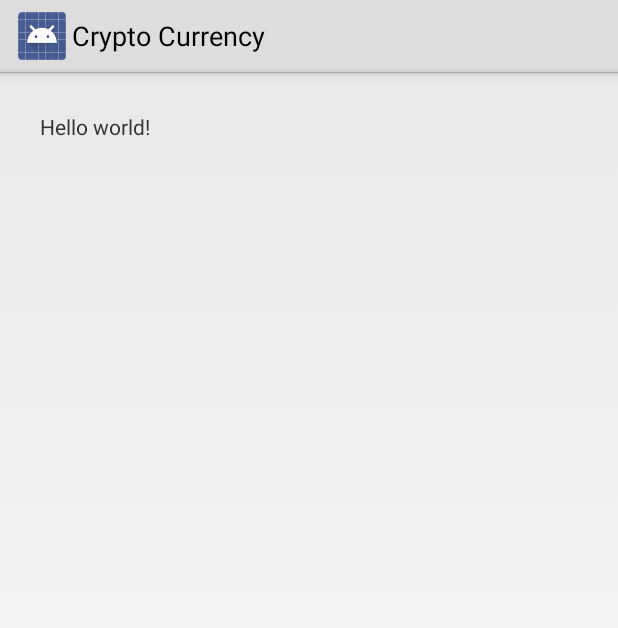
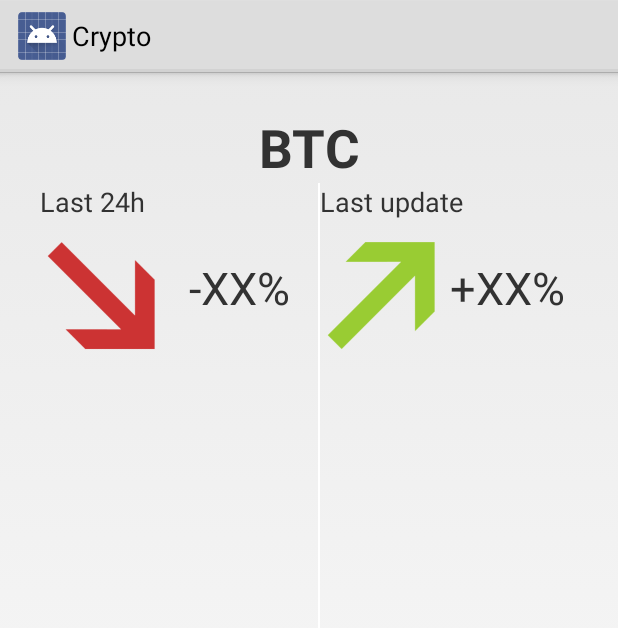
Before and after one commit to tajchert/GlassCryptoCurrency, an Android app: the layout live_card.xml on its own in the app's theme, with its tools: preview values and no code run, on a phone screen of 412 x 824 dp. Shown: the top 628 px of the screen. Run offline under Robolectric (Android 15) with nearby library versions, the phone set to English and light mode, and no system bars.

Commit message:
Graphics and layout for main card.

```diff
--- a/CryptoCurrency/app/src/main/res/layout/live_card.xml
+++ b/CryptoCurrency/app/src/main/res/layout/live_card.xml
@@ -3,11 +3,96 @@
     android:layout_width="match_parent"
     android:layout_height="match_parent"
     android:padding="@dimen/card_margin"
+    android:gravity="center_horizontal"
+    android:layout_gravity="center_horizontal"
     tools:context=".LiveCardService">
 
+
     <TextView
-        android:layout_width="wrap_content"
+        android:id="@+id/cryptoName"
+        android:layout_width="fill_parent"
         android:layout_height="wrap_content"
-        android:text="@string/hello_world" />
+        android:gravity="center_horizontal"
+        android:text="BTC"
+        android:textAllCaps="true"
+        android:textStyle="bold"
+        android:textSize="35sp" />
+
+    <RelativeLayout
+        android:id="@+id/left_site"
+        android:layout_width="185dp"
+        android:layout_height="fill_parent"
+        android:layout_below="@+id/cryptoName">
+        <TextView
+            android:id="@+id/textTopLeft"
+            android:layout_width="wrap_content"
+            android:layout_height="wrap_content"
+            android:layout_alignParentStart="true"
+            android:layout_alignParentLeft="true"
+            android:textSize="18sp"
+            android:text="Last 24h"/>
+        <ImageView
+            android:layout_width="80dp"
+            android:layout_height="80dp"
+            android:layout_marginTop="10dp"
+            android:id="@+id/arrowLeft"
+            android:src="@drawable/arrow_down_colour"
+            android:layout_below="@+id/textTopLeft"/>
+        <TextView
+            android:id="@+id/textLeft"
+            android:layout_width="wrap_content"
+            android:layout_height="wrap_content"
+            android:layout_below="@+id/textTopLeft"
+            android:layout_toRightOf="@+id/arrowLeft"
+            android:layout_alignBottom="@+id/arrowLeft"
+            android:layout_alignParentRight="true"
+            android:textSize="30sp"
+            android:gravity="center"
+            android:text="-XX%"/>
+
+    </RelativeLayout>
+
+    <TextView
+        android:id="@+id/separator"
+        android:layout_width="1dp"
+        android:layout_height="fill_parent"
+        android:layout_below="@+id/cryptoName"
+        android:layout_toRightOf="@+id/left_site"
+        android:background="#fff" />
+
+    <RelativeLayout
+        android:id="@+id/right_site"
+        android:layout_width="170dp"
+        android:layout_height="fill_parent"
+        android:layout_below="@+id/cryptoName"
+        android:layout_toRightOf="@+id/separator">
+        <TextView
+            android:id="@+id/textTopRight"
+            android:layout_width="wrap_content"
+            android:layout_height="wrap_content"
+            android:layout_alignParentStart="true"
+            android:layout_alignParentRight="true"
+            android:textSize="18sp"
+            android:text="Last update"/>
+        <ImageView
+            android:layout_width="80dp"
+            android:layout_height="80dp"
+            android:layout_marginTop="10dp"
+            android:id="@+id/arrowRight"
+            android:src="@drawable/arrow_up_colour"
+            android:layout_below="@+id/textTopRight"/>
+        <TextView
+            android:id="@+id/textRight"
+            android:layout_width="wrap_content"
+            android:layout_height="wrap_content"
+            android:layout_below="@+id/textTopRight"
+            android:layout_toRightOf="@+id/arrowRight"
+            android:layout_alignBottom="@+id/arrowRight"
+            android:layout_alignParentRight="true"
+            android:textSize="30sp"
+            android:gravity="center"
+            android:text="+XX%"/>
+
+    </RelativeLayout>
 
 </RelativeLayout>
--- a/CryptoCurrency/app/src/main/res/menu/live_card.xml
+++ b/CryptoCurrency/app/src/main/res/menu/live_card.xml
@@ -3,4 +3,8 @@
         android:id="@+id/action_stop"
         android:title="@string/action_stop"
         android:icon="@drawable/ic_stop" />
+    <item
+        android:id="@+id/action_refresh"
+        android:title="@string/action_refresh"
+        android:icon="@drawable/ic_action_refresh" />
 </menu>
--- a/CryptoCurrency/app/src/main/res/values/strings.xml
+++ b/CryptoCurrency/app/src/main/res/values/strings.xml
@@ -1,9 +1,9 @@
 <?xml version="1.0" encoding="utf-8"?>
 <resources>
 
-    <string name="app_name">Crypto Currency</string>
+    <string name="app_name">Crypto</string>
     <string name="title_activity_live_card_service">Crypto Currency</string>
-    <string name="action_stop">Stop</string>
-    <string name="hello_world">Hello world!</string>
+    <string name="action_stop">Exit</string>
+    <string name="action_refresh">Refresh</string>
 
 </resources>
--- a/CryptoCurrency/app/src/main/res/xml/voice_trigger.xml
+++ b/CryptoCurrency/app/src/main/res/xml/voice_trigger.xml
@@ -1,2 +1,2 @@
 <!-- For more information about voice trigger, check out: https://developers.google.com/glass/develop/gdk/starting-glassware -->
-<trigger command="SHOW_ME_A_DEMO" />
+<trigger command="FIND_THE_EXCHANGE_RATE" />
```
Also changed, not shown: CryptoCurrency/app/src/main/res/drawable-hdpi/ic_action_refresh.png (added), CryptoCurrency/app/src/main/res/drawable-mdpi/ic_action_refresh.png (added), CryptoCurrency/app/src/main/res/drawable-xhdpi/ic_action_refresh.png (added), CryptoCurrency/app/src/main/res/drawable-xxhdpi/ic_action_refresh.png (added), CryptoCurrency/app/src/main/res/drawable/arrow_down_colour.png (added), CryptoCurrency/app/src/main/res/drawable/arrow_down_white.png (added), CryptoCurrency/app/src/main/res/drawable/arrow_up_colour.png (added), CryptoCurrency/app/src/main/res/drawable/arrow_up_white.png (added), CryptoCurrency/app/src/main/res/drawable/no_change.png (added), CryptoCurrency/app/src/main/res/drawable/no_change_regular.png (added), CryptoCurrency/app/src/main/res/drawable/no_change_regular_white.png (added).
